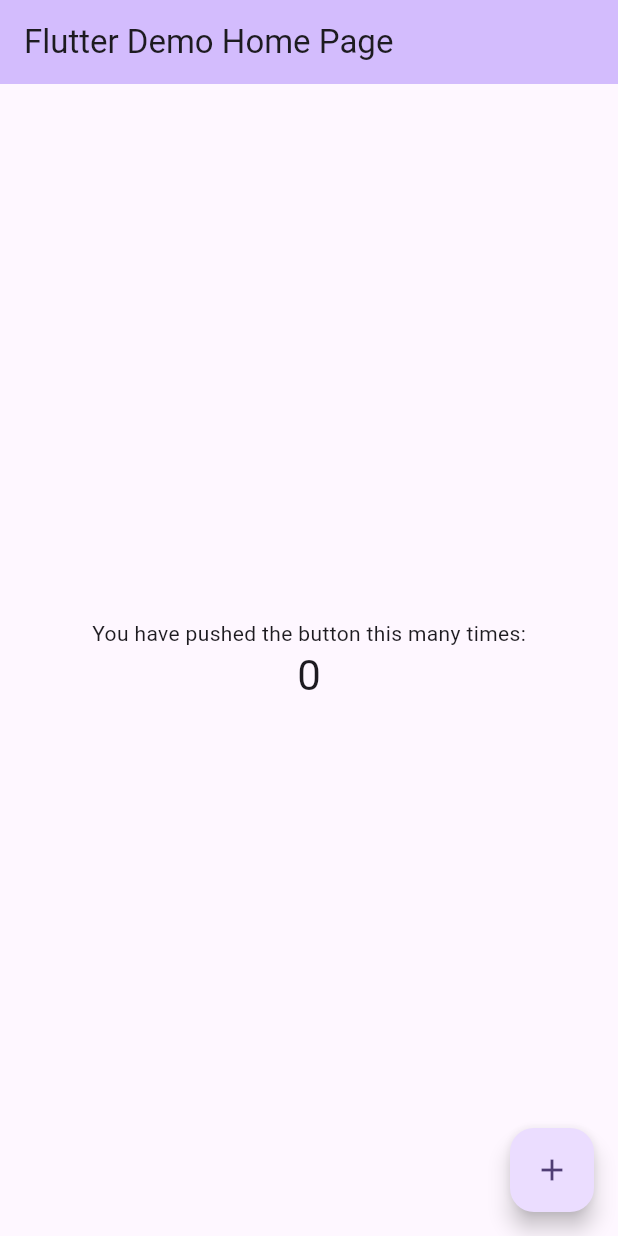
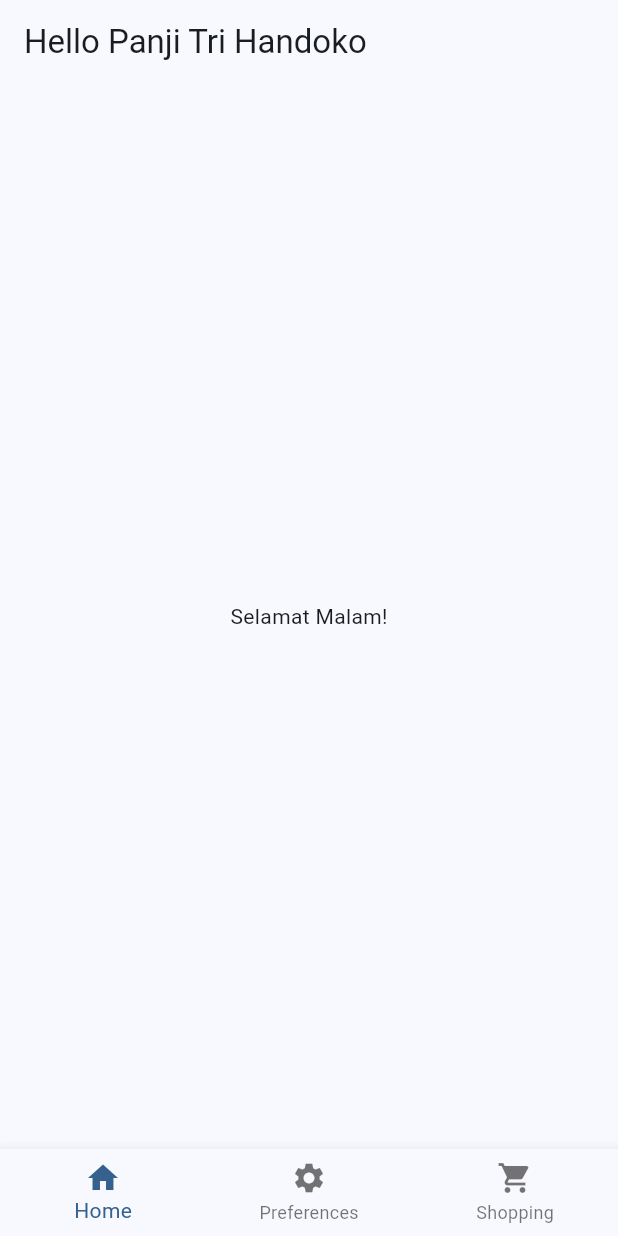
Before and after one commit to PanjiTriH/-Tugas_Pemrograman_Mobile-3, a Flutter app: the screen it shows after launch, on a phone screen of 412 x 824 dp. Run offline on Flutter 3.47's test engine with Material 3 defaults, Android fonts, the phone set to English and light mode, and no system bars; our stand-ins replace shared_preferences.

Commit message:
Initial commit

```diff
--- /dev/null
+++ b/lib/home_page.dart
@@ -0,0 +1,17 @@
+import 'package:flutter/material.dart';
+
+class HomePage extends StatelessWidget {
+  const HomePage({super.key});
+
+  @override
+  Widget build(BuildContext context) {
+    return Scaffold(
+      appBar: AppBar(
+        title: const Text('Hello Panji Tri Handoko'),
+      ),
+      body: const Center(
+        child: Text('Selamat Malam!'),
+      ),
+    );
+  }
+}
--- a/lib/main.dart
+++ b/lib/main.dart
@@ -1,4 +1,7 @@
 import 'package:flutter/material.dart';
+import 'home_page.dart'; // Import the HomePage class
+import 'preferences_page.dart'; // Import PreferencesPage
+import 'shopping_list.dart'; // Import ShoppingList
 
 void main() {
   runApp(const MyApp());
@@ -7,119 +10,69 @@
 class MyApp extends StatelessWidget {
   const MyApp({super.key});
 
-  // This widget is the root of your application.
   @override
   Widget build(BuildContext context) {
     return MaterialApp(
-      title: 'Flutter Demo',
+      title: 'Enhanced App',
       theme: ThemeData(
-        // This is the theme of your application.
-        //
-        // TRY THIS: Try running your application with "flutter run". You'll see
-        // the application has a purple toolbar. Then, without quitting the app,
-        // try changing the seedColor in the colorScheme below to Colors.green
-        // and then invoke "hot reload" (save your changes or press the "hot
-        // reload" button in a Flutter-supported IDE, or press "r" if you used
-        // the command line to start the app).
-        //
-        // Notice that the counter didn't reset back to zero; the application
-        // state is not lost during the reload. To reset the state, use hot
-        // restart instead.
-        //
-        // This works for code too, not just values: Most code changes can be
-        // tested with just a hot reload.
-        colorScheme: ColorScheme.fromSeed(seedColor: Colors.deepPurple),
+        colorScheme: ColorScheme.fromSeed(seedColor: Colors.blue),
         useMaterial3: true,
       ),
-      home: const MyHomePage(title: 'Flutter Demo Home Page'),
+      home: const MyBottomNavigationBar(),
     );
   }
 }
 
-class MyHomePage extends StatefulWidget {
-  const MyHomePage({super.key, required this.title});
-
-  // This widget is the home page of your application. It is stateful, meaning
-  // that it has a State object (defined below) that contains fields that affect
-  // how it looks.
-
-  // This class is the configuration for the state. It holds the values (in this
-  // case the title) provided by the parent (in this case the App widget) and
-  // used by the build method of the State. Fields in a Widget subclass are
-  // always marked "final".
-
-  final String title;
+class MyBottomNavigationBar extends StatefulWidget {
+  const MyBottomNavigationBar({super.key});
 
   @override
-  State<MyHomePage> createState() => _MyHomePageState();
+  MyBottomNavigationBarState createState() => MyBottomNavigationBarState();
 }
 
-class _MyHomePageState extends State<MyHomePage> {
-  int _counter = 0;
+class MyBottomNavigationBarState extends State<MyBottomNavigationBar> {
+  int _selectedIndex = 0;
 
-  void _incrementCounter() {
+  final List<Widget> _pages = [
+    const HomePage(), // HomePage
+    const PreferencesPage(), // PreferencesPage
+    const ShoppingList( // ShoppingList
+      products: [
+        Product(name: 'Eggs'),
+        Product(name: 'Flour'),
+        Product(name: 'Chocolate chips'),
+      ],
+    ),
+  ];
+
+  void _onItemTapped(int index) {
     setState(() {
-      // This call to setState tells the Flutter framework that something has
-      // changed in this State, which causes it to rerun the build method below
-      // so that the display can reflect the updated values. If we changed
-      // _counter without calling setState(), then the build method would not be
-      // called again, and so nothing would appear to happen.
-      _counter++;
+      _selectedIndex = index;
     });
   }
 
   @override
   Widget build(BuildContext context) {
-    // This method is rerun every time setState is called, for instance as done
-    // by the _incrementCounter method above.
-    //
-    // The Flutter framework has been optimized to make rerunning build methods
-    // fast, so that you can just rebuild anything that needs updating rather
-    // than having to individually change instances of widgets.
     return Scaffold(
-      appBar: AppBar(
-        // TRY THIS: Try changing the color here to a specific color (to
-        // Colors.amber, perhaps?) and trigger a hot reload to see the AppBar
-        // change color while the other colors stay the same.
-        backgroundColor: Theme.of(context).colorScheme.inversePrimary,
-        // Here we take the value from the MyHomePage object that was created by
-        // the App.build method, and use it to set our appbar title.
-        title: Text(widget.title),
+      body: _pages[_selectedIndex],
+      bottomNavigationBar: BottomNavigationBar(
+        currentIndex: _selectedIndex,
+        onTap: _onItemTapped,
+        items: const [
+          BottomNavigationBarItem(
+            icon: Icon(Icons.home),
+            label: 'Home',
+          ),
+          BottomNavigationBarItem(
+            icon: Icon(Icons.settings),
+            label: 'Preferences',
+          ),
+          BottomNavigationBarItem(
+            icon: Icon(Icons.shopping_cart),
+            label: 'Shopping',
+          ),
+        ],
       ),
-      body: Center(
-        // Center is a layout widget. It takes a single child and positions it
-        // in the middle of the parent.
-        child: Column(
-          // Column is also a layout widget. It takes a list of children and
-          // arranges them vertically. By default, it sizes itself to fit its
-          // children horizontally, and tries to be as tall as its parent.
-          //
-          // Column has various properties to control how it sizes itself and
-          // how it positions its children. Here we use mainAxisAlignment to
-          // center the children vertically; the main axis here is the vertical
-          // axis because Columns are vertical (the cross axis would be
-          // horizontal).
-          //
-          // TRY THIS: Invoke "debug painting" (choose the "Toggle Debug Paint"
-          // action in the IDE, or press "p" in the console), to see the
-          // wireframe for each widget.
-          mainAxisAlignment: MainAxisAlignment.center,
-          children: <Widget>[
-            const Text(
-              'You have pushed the button this many times:',
-            ),
-            Text(
-              '$_counter',
-              style: Theme.of(context).textTheme.headlineMedium,
-            ),
-          ],
-        ),
-      ),
-      floatingActionButton: FloatingActionButton(
-        onPressed: _incrementCounter,
-        tooltip: 'Increment',
-        child: const Icon(Icons.add),
-      ), // This trailing comma makes auto-formatting nicer for build methods.
     );
   }
 }
--- /dev/null
+++ b/lib/shopping_list_item.dart
@@ -0,0 +1,6 @@
+class ShoppingListItem {
+  final String name; // Name of the product
+  bool inCart; // Whether the item is in the cart or not
+
+  ShoppingListItem({required this.name, this.inCart = false});
+}
--- a/pubspec.yaml
+++ b/pubspec.yaml
@@ -30,6 +30,7 @@ environment:
 dependencies:
   flutter:
     sdk: flutter
+  shared_preferences: ^2.0.0
 
 
   # The following adds the Cupertino Icons font to your application.
```
Also changed, not shown: general_temporary/main_backup.dart (added, +125 -0 lines), general_temporary/main_backup2.dart (added, +22 -0 lines), lib/Product/product.dart (added, +71 -0 lines), lib/preferences_page.dart (added, +59 -0 lines), lib/shopping_list.dart (added, +94 -0 lines), pubspec.lock, 1 other file.
